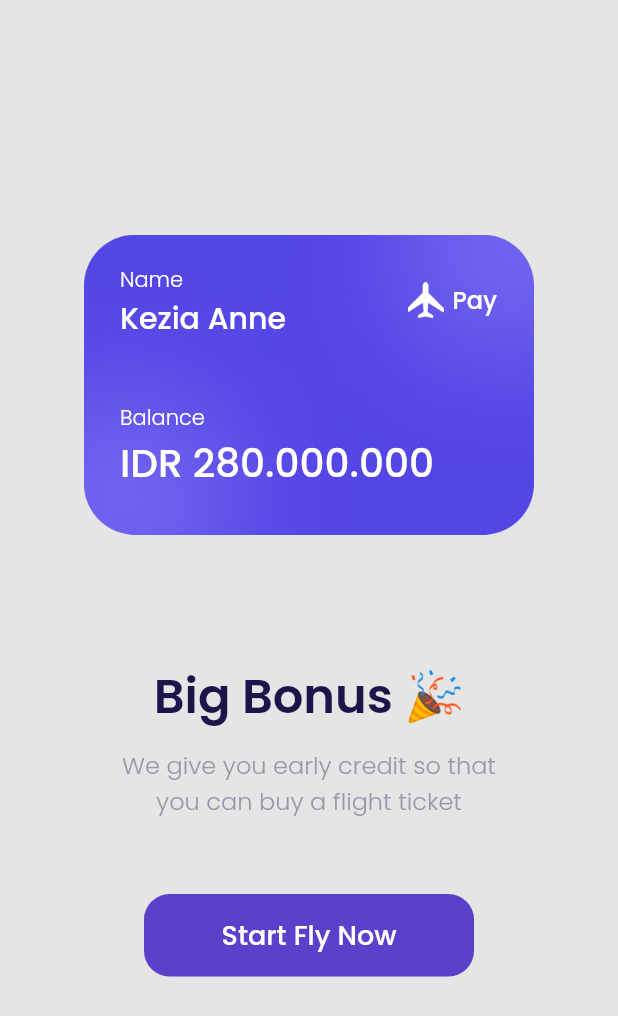
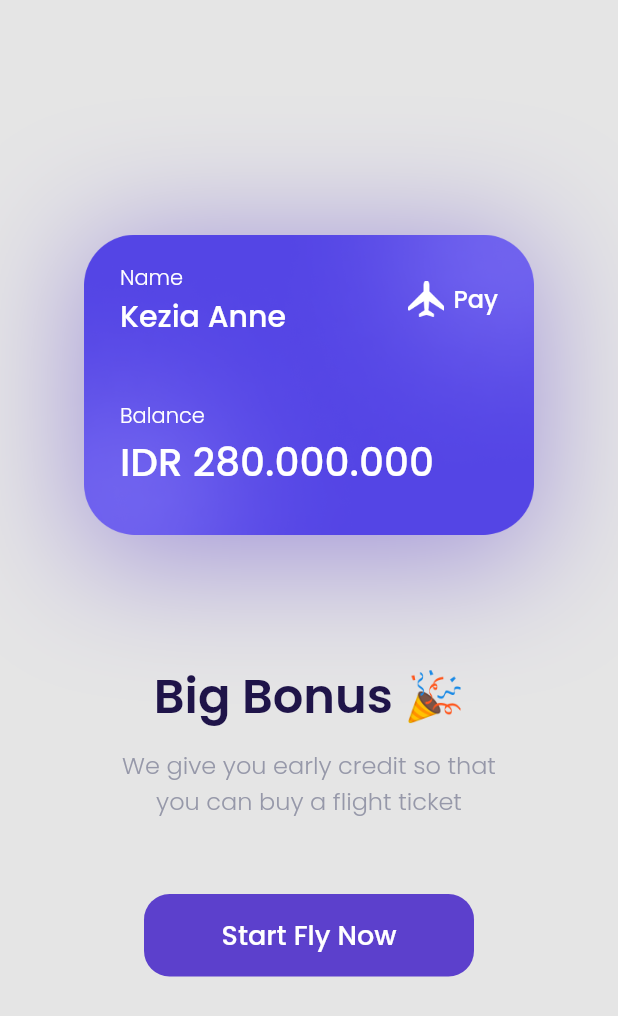
Before and after one commit to embunazzahra/travel_app, a Flutter app: the BonusSaldoPage screen opened by its route, on a phone screen of 412 x 824 dp. Shown: the top 1016 px of the screen. Run offline on Flutter 3.47's test engine with Material 2 defaults, Android fonts, the phone set to English and light mode, and no system bars; our stand-ins replace google_fonts.

```diff
--- a/lib/main.dart
+++ b/lib/main.dart
@@ -14,7 +14,7 @@ class MyApp extends StatelessWidget {
     return MaterialApp(
       debugShowCheckedModeBanner: false,
       routes: {
-        '/': (context) => SplashPage(),
+        '/': (context) => BonusSaldoPage(),
         '/get-started-page': (context) => GetStartedPage(),
         '/sign-up-page': (context) => SignUpPage(),
         '/bonus-saldo-page': (context) => BonusSaldoPage(),
--- a/lib/ui/pages/bonus_saldo_page.dart
+++ b/lib/ui/pages/bonus_saldo_page.dart
@@ -13,16 +13,24 @@ class BonusSaldoPage extends StatelessWidget {
         width: 300,
         height: 211,
         decoration: BoxDecoration(
+            boxShadow: [
+              BoxShadow(
+                color: kPurpleColor.withOpacity(0.5),
+                offset: Offset(0, 10),
+                blurRadius: 75,
+              )
+            ],
             image:
                 DecorationImage(image: AssetImage('assets/icon_balance.png'))),
-        padding: EdgeInsets.symmetric(horizontal: 24, vertical: 25),
+        padding: EdgeInsets.all(24),
         child: Column(
           crossAxisAlignment: CrossAxisAlignment.start,
           children: [
             Row(
               crossAxisAlignment: CrossAxisAlignment.start,
               children: [
-                Column(
+                Expanded(
+                  child: Column(
                     crossAxisAlignment: CrossAxisAlignment.start,
                     children: [
                       Text(
@@ -32,13 +40,12 @@ class BonusSaldoPage extends StatelessWidget {
                       ),
                       Text(
                         'Kezia Anne',
-                      style:
-                          whiteFont.copyWith(fontSize: 20, fontWeight: medium),
+                        style: whiteFont.copyWith(
+                            fontSize: 20, fontWeight: medium),
+                        overflow: TextOverflow.ellipsis,
                       ),
                     ],
                   ),
-                SizedBox(
-                  width: 81,
                 ),
                 Center(
                   child: Container(
```
Lines whose indentation alone changed are shown as unchanged.
